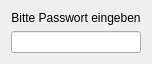
Before: the Qt Designer form linbo_gui/login.ui in linuxmuster/linuxmuster-linbo, drawn with Qt 5.
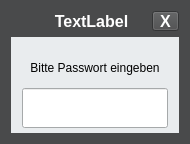
After: the same form once the commit is applied.

Commit message: added frame to login dialog

Patch:
```diff
--- a/linbo_gui/login.ui
+++ b/linbo_gui/login.ui
@@ -10,7 +10,7 @@
     <x>0</x>
     <y>0</y>
     <width>190</width>
-    <height>100</height>
+    <height>144</height>
    </rect>
   </property>
   <property name="sizePolicy">
@@ -25,6 +25,421 @@
     <height>100</height>
    </size>
   </property>
+  <property name="palette">
+   <palette>
+    <active>
+     <colorrole role="WindowText">
+      <brush brushstyle="SolidPattern">
+       <color alpha="255">
+        <red>255</red>
+        <green>255</green>
+        <blue>255</blue>
+       </color>
+      </brush>
+     </colorrole>
+     <colorrole role="Button">
+      <brush brushstyle="SolidPattern">
+       <color alpha="255">
+        <red>73</red>
+        <green>74</green>
+        <blue>75</blue>
+       </color>
+      </brush>
+     </colorrole>
+     <colorrole role="Light">
+      <brush brushstyle="SolidPattern">
+       <color alpha="255">
+        <red>109</red>
+        <green>111</green>
+        <blue>112</blue>
+       </color>
+      </brush>
+     </colorrole>
+     <colorrole role="Midlight">
+      <brush brushstyle="SolidPattern">
+       <color alpha="255">
+        <red>91</red>
+        <green>92</green>
+        <blue>93</blue>
+       </color>
+      </brush>
+     </colorrole>
+     <colorrole role="Dark">
+      <brush brushstyle="SolidPattern">
+       <color alpha="255">
+        <red>36</red>
+        <green>37</green>
+        <blue>37</blue>
+       </color>
+      </brush>
+     </colorrole>
+     <colorrole role="Mid">
+      <brush brushstyle="SolidPattern">
+       <color alpha="255">
+        <red>48</red>
+        <green>49</green>
+        <blue>50</blue>
+       </color>
+      </brush>
+     </colorrole>
+     <colorrole role="Text">
+      <brush brushstyle="SolidPattern">
+       <color alpha="255">
+        <red>255</red>
+        <green>255</green>
+        <blue>255</blue>
+       </color>
+      </brush>
+     </colorrole>
+     <colorrole role="BrightText">
+      <brush brushstyle="SolidPattern">
+       <color alpha="255">
+        <red>255</red>
+        <green>255</green>
+        <blue>255</blue>
+       </color>
+      </brush>
+     </colorrole>
+     <colorrole role="ButtonText">
+      <brush brushstyle="SolidPattern">
+       <color alpha="255">
+        <red>255</red>
+        <green>255</green>
+        <blue>255</blue>
+       </color>
+      </brush>
+     </colorrole>
+     <colorrole role="Base">
+      <brush brushstyle="SolidPattern">
+       <color alpha="255">
+        <red>0</red>
+        <green>0</green>
+        <blue>0</blue>
+       </color>
+      </brush>
+     </colorrole>
+     <colorrole role="Window">
+      <brush brushstyle="SolidPattern">
+       <color alpha="255">
+        <red>73</red>
+        <green>74</green>
+        <blue>75</blue>
+       </color>
+      </brush>
+     </colorrole>
+     <colorrole role="Shadow">
+      <brush brushstyle="SolidPattern">
+       <color alpha="255">
+        <red>0</red>
+        <green>0</green>
+        <blue>0</blue>
+       </color>
+      </brush>
+     </colorrole>
+     <colorrole role="AlternateBase">
+      <brush brushstyle="SolidPattern">
+       <color alpha="255">
+        <red>36</red>
+        <green>37</green>
+        <blue>37</blue>
+       </color>
+      </brush>
+     </colorrole>
+     <colorrole role="ToolTipBase">
+      <brush brushstyle="SolidPattern">
+       <color alpha="255">
+        <red>255</red>
+        <green>255</green>
+        <blue>220</blue>
+       </color>
+      </brush>
+     </colorrole>
+     <colorrole role="ToolTipText">
+      <brush brushstyle="SolidPattern">
+       <color alpha="255">
+        <red>0</red>
+        <green>0</green>
+        <blue>0</blue>
+       </color>
+      </brush>
+     </colorrole>
+    </active>
+    <inactive>
+     <colorrole role="WindowText">
+      <brush brushstyle="SolidPattern">
+       <color alpha="255">
+        <red>255</red>
+        <green>255</green>
+        <blue>255</blue>
+       </color>
+      </brush>
+     </colorrole>
+     <colorrole role="Button">
+      <brush brushstyle="SolidPattern">
+       <color alpha="255">
+        <red>73</red>
+        <green>74</green>
+        <blue>75</blue>
+       </color>
+      </brush>
+     </colorrole>
+     <colorrole role="Light">
+      <brush brushstyle="SolidPattern">
+       <color alpha="255">
+        <red>109</red>
+        <green>111</green>
+        <blue>112</blue>
+       </color>
+      </brush>
+     </colorrole>
+     <colorrole role="Midlight">
+      <brush brushstyle="SolidPattern">
+       <color alpha="255">
+        <red>91</red>
+        <green>92</green>
+        <blue>93</blue>
+       </color>
+      </brush>
+     </colorrole>
+     <colorrole role="Dark">
+      <brush brushstyle="SolidPattern">
+       <color alpha="255">
+        <red>36</red>
+        <green>37</green>
+        <blue>37</blue>
+       </color>
+      </brush>
+     </colorrole>
+     <colorrole role="Mid">
+      <brush brushstyle="SolidPattern">
+       <color alpha="255">
+        <red>48</red>
+        <green>49</green>
+        <blue>50</blue>
+       </color>
+      </brush>
+     </colorrole>
+     <colorrole role="Text">
+      <brush brushstyle="SolidPattern">
+       <color alpha="255">
+        <red>255</red>
+        <green>255</green>
+        <blue>255</blue>
+       </color>
+      </brush>
+     </colorrole>
+     <colorrole role="BrightText">
+      <brush brushstyle="SolidPattern">
+       <color alpha="255">
+        <red>255</red>
+        <green>255</green>
+        <blue>255</blue>
+       </color>
+      </brush>
+     </colorrole>
+     <colorrole role="ButtonText">
+      <brush brushstyle="SolidPattern">
+       <color alpha="255">
+        <red>255</red>
+        <green>255</green>
+        <blue>255</blue>
+       </color>
+      </brush>
+     </colorrole>
+     <colorrole role="Base">
+      <brush brushstyle="SolidPattern">
+       <color alpha="255">
+        <red>0</red>
+        <green>0</green>
+        <blue>0</blue>
+       </color>
+      </brush>
+     </colorrole>
+     <colorrole role="Window">
+      <brush brushstyle="SolidPattern">
+       <color alpha="255">
+        <red>73</red>
+        <green>74</green>
+        <blue>75</blue>
+       </color>
+      </brush>
+     </colorrole>
+     <colorrole role="Shadow">
+      <brush brushstyle="SolidPattern">
+       <color alpha="255">
+        <red>0</red>
+        <green>0</green>
+        <blue>0</blue>
+       </color>
+      </brush>
+     </colorrole>
+     <colorrole role="AlternateBase">
+      <brush brushstyle="SolidPattern">
+       <color alpha="255">
+        <red>36</red>
+        <green>37</green>
+        <blue>37</blue>
+       </color>
+      </brush>
+     </colorrole>
+     <colorrole role="ToolTipBase">
+      <brush brushstyle="SolidPattern">
+       <color alpha="255">
+        <red>255</red>
+        <green>255</green>
+        <blue>220</blue>
+       </color>
+      </brush>
+     </colorrole>
+     <colorrole role="ToolTipText">
+      <brush brushstyle="SolidPattern">
+       <color alpha="255">
+        <red>0</red>
+        <green>0</green>
+        <blue>0</blue>
+       </color>
+      </brush>
+     </colorrole>
+    </inactive>
+    <disabled>
+     <colorrole role="WindowText">
+      <brush brushstyle="SolidPattern">
+       <color alpha="255">
+        <red>36</red>
+        <green>37</green>
+        <blue>37</blue>
+       </color>
+      </brush>
+     </colorrole>
+     <colorrole role="Button">
+      <brush brushstyle="SolidPattern">
+       <color alpha="255">
+        <red>73</red>
+        <green>74</green>
+        <blue>75</blue>
+       </color>
+      </brush>
+     </colorrole>
+     <colorrole role="Light">
+      <brush brushstyle="SolidPattern">
+       <color alpha="255">
+        <red>109</red>
+        <green>111</green>
+        <blue>112</blue>
+       </color>
+      </brush>
+     </colorrole>
+     <colorrole role="Midlight">
+      <brush brushstyle="SolidPattern">
+       <color alpha="255">
+        <red>91</red>
+        <green>92</green>
+        <blue>93</blue>
+       </color>
+      </brush>
+     </colorrole>
+     <colorrole role="Dark">
+      <brush brushstyle="SolidPattern">
+       <color alpha="255">
+        <red>36</red>
+        <green>37</green>
+        <blue>37</blue>
+       </color>
+      </brush>
+     </colorrole>
+     <colorrole role="Mid">
+      <brush brushstyle="SolidPattern">
+       <color alpha="255">
+        <red>48</red>
+        <green>49</green>
+        <blue>50</blue>
+       </color>
+      </brush>
+     </colorrole>
+     <colorrole role="Text">
+      <brush brushstyle="SolidPattern">
+       <color alpha="255">
+        <red>36</red>
+        <green>37</green>
+        <blue>37</blue>
+       </color>
+      </brush>
+     </colorrole>
+     <colorrole role="BrightText">
+      <brush brushstyle="SolidPattern">
+       <color alpha="255">
+        <red>255</red>
+        <green>255</green>
+        <blue>255</blue>
+       </color>
+      </brush>
+     </colorrole>
+     <colorrole role="ButtonText">
+      <brush brushstyle="SolidPattern">
+       <color alpha="255">
+        <red>36</red>
+        <green>37</green>
+        <blue>37</blue>
+       </color>
+      </brush>
+     </colorrole>
+     <colorrole role="Base">
+      <brush brushstyle="SolidPattern">
+       <color alpha="255">
+        <red>73</red>
+        <green>74</green>
+        <blue>75</blue>
+       </color>
+      </brush>
+     </colorrole>
+     <colorrole role="Window">
+      <brush brushstyle="SolidPattern">
+       <color alpha="255">
+        <red>73</red>
+        <green>74</green>
+        <blue>75</blue>
+       </color>
+      </brush>
+     </colorrole>
+     <colorrole role="Shadow">
+      <brush brushstyle="SolidPattern">
+       <color alpha="255">
+        <red>0</red>
+        <green>0</green>
+        <blue>0</blue>
+       </color>
+      </brush>
+     </colorrole>
+     <colorrole role="AlternateBase">
+      <brush brushstyle="SolidPattern">
+       <color alpha="255">
+        <red>73</red>
+        <green>74</green>
+        <blue>75</blue>
+       </color>
+      </brush>
+     </colorrole>
+     <colorrole role="ToolTipBase">
+      <brush brushstyle="SolidPattern">
+       <color alpha="255">
+        <red>255</red>
+        <green>255</green>
+        <blue>220</blue>
+       </color>
+      </brush>
+     </colorrole>
+     <colorrole role="ToolTipText">
+      <brush brushstyle="SolidPattern">
+       <color alpha="255">
+        <red>0</red>
+        <green>0</green>
+        <blue>0</blue>
+       </color>
+      </brush>
+     </colorrole>
+    </disabled>
+   </palette>
+  </property>
   <property name="cursor">
    <cursorShape>ArrowCursor</cursorShape>
   </property>
@@ -37,31 +452,539 @@
   <property name="modal">
    <bool>true</bool>
   </property>
-  <layout class="QVBoxLayout" name="verticalLayout">
-   <property name="sizeConstraint">
-    <enum>QLayout::SetFixedSize</enum>
-   </property>
+  <layout class="QVBoxLayout" name="verticalLayout_2">
    <item>
-    <widget class="QLabel" name="lPassword">
-     <property name="text">
-      <string>Bitte Passwort eingeben</string>
+    <layout class="QHBoxLayout" name="horizontalLayout" stretch="0,1,0">
+     <property name="spacing">
+      <number>0</number>
      </property>
-     <property name="alignment">
-      <set>Qt::AlignCenter</set>
-     </property>
-     <property name="wordWrap">
-      <bool>false</bool>
-     </property>
-    </widget>
+     <item>
+      <spacer name="horizontalSpacer">
+       <property name="orientation">
+        <enum>Qt::Horizontal</enum>
+       </property>
+       <property name="sizeType">
+        <enum>QSizePolicy::Fixed</enum>
+       </property>
+       <property name="sizeHint" stdset="0">
+        <size>
+         <width>20</width>
+         <height>20</height>
+        </size>
+       </property>
+      </spacer>
+     </item>
+     <item>
+      <widget class="QLabel" name="dialogTitle">
+       <property name="sizePolicy">
+        <sizepolicy hsizetype="Expanding" vsizetype="Fixed">
+         <horstretch>1</horstretch>
+         <verstretch>0</verstretch>
+        </sizepolicy>
+       </property>
+       <property name="minimumSize">
+        <size>
+         <width>100</width>
+         <height>20</height>
+        </size>
+       </property>
+       <property name="font">
+        <font>
+         <pointsize>12</pointsize>
+         <weight>75</weight>
+         <bold>true</bold>
+        </font>
+       </property>
+       <property name="text">
+        <string>TextLabel</string>
+       </property>
+       <property name="alignment">
+        <set>Qt::AlignCenter</set>
+       </property>
+      </widget>
+     </item>
+     <item>
+      <widget class="QToolButton" name="toolButton">
+       <property name="minimumSize">
+        <size>
+         <width>20</width>
+         <height>20</height>
+        </size>
+       </property>
+       <property name="font">
+        <font>
+         <pointsize>12</pointsize>
+         <weight>75</weight>
+         <bold>true</bold>
+        </font>
+       </property>
+       <property name="text">
+        <string>X</string>
+       </property>
+       <property name="toolButtonStyle">
+        <enum>Qt::ToolButtonTextOnly</enum>
+       </property>
+      </widget>
+     </item>
+    </layout>
    </item>
    <item>
-    <widget class="QLineEdit" name="password">
-     <property name="echoMode">
-      <enum>QLineEdit::Password</enum>
+    <widget class="QWidget" name="content" native="true">
+     <property name="palette">
+      <palette>
+       <active>
+        <colorrole role="WindowText">
+         <brush brushstyle="SolidPattern">
+          <color alpha="255">
+           <red>0</red>
+           <green>0</green>
+           <blue>0</blue>
+          </color>
+         </brush>
+        </colorrole>
+        <colorrole role="Button">
+         <brush brushstyle="SolidPattern">
+          <color alpha="255">
+           <red>233</red>
+           <green>236</green>
+           <blue>238</blue>
+          </color>
+         </brush>
+        </colorrole>
+        <colorrole role="Light">
+         <brush brushstyle="SolidPattern">
+          <color alpha="255">
+           <red>255</red>
+           <green>255</green>
+           <blue>255</blue>
+          </color>
+         </brush>
+        </colorrole>
+        <colorrole role="Midlight">
+         <brush brushstyle="SolidPattern">
+          <color alpha="255">
+           <red>244</red>
+           <green>245</green>
+           <blue>246</blue>
+          </color>
+         </brush>
+        </colorrole>
+        <colorrole role="Dark">
+         <brush brushstyle="SolidPattern">
+          <color alpha="255">
+           <red>116</red>
+           <green>118</green>
+           <blue>119</blue>
+          </color>
+         </brush>
+        </colorrole>
+        <colorrole role="Mid">
+         <brush brushstyle="SolidPattern">
+          <color alpha="255">
+           <red>155</red>
+           <green>157</green>
+           <blue>159</blue>
+          </color>
+         </brush>
+        </colorrole>
+        <colorrole role="Text">
+         <brush brushstyle="SolidPattern">
+          <color alpha="255">
+           <red>0</red>
+           <green>0</green>
+           <blue>0</blue>
+          </color>
+         </brush>
+        </colorrole>
+        <colorrole role="BrightText">
+         <brush brushstyle="SolidPattern">
+          <color alpha="255">
+           <red>255</red>
+           <green>255</green>
+           <blue>255</blue>
+          </color>
+         </brush>
+        </colorrole>
+        <colorrole role="ButtonText">
+         <brush brushstyle="SolidPattern">
+          <color alpha="255">
+           <red>0</red>
+           <green>0</green>
+           <blue>0</blue>
+          </color>
+         </brush>
+        </colorrole>
+        <colorrole role="Base">
+         <brush brushstyle="SolidPattern">
+          <color alpha="255">
+           <red>255</red>
+           <green>255</green>
+           <blue>255</blue>
+          </color>
+         </brush>
+        </colorrole>
+        <colorrole role="Window">
+         <brush brushstyle="SolidPattern">
+          <color alpha="255">
+           <red>233</red>
+           <green>236</green>
+           <blue>238</blue>
+          </color>
+         </brush>
+        </colorrole>
+        <colorrole role="Shadow">
+         <brush brushstyle="SolidPattern">
+          <color alpha="255">
+           <red>0</red>
+           <green>0</green>
+           <blue>0</blue>
+          </color>
+         </brush>
+        </colorrole>
+        <colorrole role="AlternateBase">
+         <brush brushstyle="SolidPattern">
+          <color alpha="255">
+           <red>244</red>
+           <green>245</green>
+           <blue>246</blue>
+          </color>
+         </brush>
+        </colorrole>
+        <colorrole role="ToolTipBase">
+         <brush brushstyle="SolidPattern">
+          <color alpha="255">
+           <red>255</red>
+           <green>255</green>
+           <blue>220</blue>
+          </color>
+         </brush>
+        </colorrole>
+        <colorrole role="ToolTipText">
+         <brush brushstyle="SolidPattern">
+          <color alpha="255">
+           <red>0</red>
+           <green>0</green>
+           <blue>0</blue>
+          </color>
+         </brush>
+        </colorrole>
+       </active>
+       <inactive>
+        <colorrole role="WindowText">
+         <brush brushstyle="SolidPattern">
+          <color alpha="255">
+           <red>0</red>
+           <green>0</green>
+           <blue>0</blue>
+          </color>
+         </brush>
+        </colorrole>
+        <colorrole role="Button">
+         <brush brushstyle="SolidPattern">
+          <color alpha="255">
+           <red>233</red>
+           <green>236</green>
+           <blue>238</blue>
+          </color>
+         </brush>
+        </colorrole>
+        <colorrole role="Light">
+         <brush brushstyle="SolidPattern">
+          <color alpha="255">
+           <red>255</red>
+           <green>255</green>
+           <blue>255</blue>
+          </color>
+         </brush>
+        </colorrole>
+        <colorrole role="Midlight">
+         <brush brushstyle="SolidPattern">
+          <color alpha="255">
+           <red>244</red>
+           <green>245</green>
+           <blue>246</blue>
+          </color>
+         </brush>
+        </colorrole>
+        <colorrole role="Dark">
+         <brush brushstyle="SolidPattern">
+          <color alpha="255">
+           <red>116</red>
+           <green>118</green>
+           <blue>119</blue>
+          </color>
+         </brush>
+        </colorrole>
+        <colorrole role="Mid">
+         <brush brushstyle="SolidPattern">
+          <color alpha="255">
+           <red>155</red>
+           <green>157</green>
+           <blue>159</blue>
+          </color>
+         </brush>
+        </colorrole>
+        <colorrole role="Text">
+         <brush brushstyle="SolidPattern">
+          <color alpha="255">
+           <red>0</red>
+           <green>0</green>
+           <blue>0</blue>
+          </color>
+         </brush>
+        </colorrole>
+        <colorrole role="BrightText">
+         <brush brushstyle="SolidPattern">
+          <color alpha="255">
+           <red>255</red>
+           <green>255</green>
+           <blue>255</blue>
+          </color>
+         </brush>
+        </colorrole>
+        <colorrole role="ButtonText">
+         <brush brushstyle="SolidPattern">
+          <color alpha="255">
+           <red>0</red>
+           <green>0</green>
+           <blue>0</blue>
+          </color>
+         </brush>
+        </colorrole>
+        <colorrole role="Base">
+         <brush brushstyle="SolidPattern">
+          <color alpha="255">
+           <red>255</red>
+           <green>255</green>
+           <blue>255</blue>
+          </color>
+         </brush>
+        </colorrole>
+        <colorrole role="Window">
+         <brush brushstyle="SolidPattern">
+          <color alpha="255">
+           <red>233</red>
+           <green>236</green>
+           <blue>238</blue>
+          </color>
+         </brush>
+        </colorrole>
+        <colorrole role="Shadow">
+         <brush brushstyle="SolidPattern">
+          <color alpha="255">
+           <red>0</red>
+           <green>0</green>
+           <blue>0</blue>
+          </color>
+         </brush>
+        </colorrole>
+        <colorrole role="AlternateBase">
+         <brush brushstyle="SolidPattern">
+          <color alpha="255">
+           <red>244</red>
+           <green>245</green>
+           <blue>246</blue>
+          </color>
+         </brush>
+        </colorrole>
+        <colorrole role="ToolTipBase">
+         <brush brushstyle="SolidPattern">
+          <color alpha="255">
+           <red>255</red>
+           <green>255</green>
+           <blue>220</blue>
+          </color>
+         </brush>
+        </colorrole>
+        <colorrole role="ToolTipText">
+         <brush brushstyle="SolidPattern">
+          <color alpha="255">
+           <red>0</red>
+           <green>0</green>
+           <blue>0</blue>
+          </color>
+         </brush>
+        </colorrole>
+       </inactive>
+       <disabled>
+        <colorrole role="WindowText">
+         <brush brushstyle="SolidPattern">
+          <color alpha="255">
+           <red>116</red>
+           <green>118</green>
+           <blue>119</blue>
+          </color>
+         </brush>
+        </colorrole>
+        <colorrole role="Button">
+         <brush brushstyle="SolidPattern">
+          <color alpha="255">
+           <red>233</red>
+           <green>236</green>
+           <blue>238</blue>
+          </color>
+         </brush>
+        </colorrole>
+        <colorrole role="Light">
+         <brush brushstyle="SolidPattern">
+          <color alpha="255">
+           <red>255</red>
+           <green>255</green>
+           <blue>255</blue>
+          </color>
+         </brush>
+        </colorrole>
+        <colorrole role="Midlight">
+         <brush brushstyle="SolidPattern">
+          <color alpha="255">
+           <red>244</red>
+           <green>245</green>
+           <blue>246</blue>
+          </color>
+         </brush>
+        </colorrole>
+        <colorrole role="Dark">
+         <brush brushstyle="SolidPattern">
+          <color alpha="255">
+           <red>116</red>
+           <green>118</green>
+           <blue>119</blue>
+          </color>
+         </brush>
+        </colorrole>
+        <colorrole role="Mid">
+         <brush brushstyle="SolidPattern">
+          <color alpha="255">
+           <red>155</red>
+           <green>157</green>
+           <blue>159</blue>
+          </color>
+         </brush>
+        </colorrole>
+        <colorrole role="Text">
+         <brush brushstyle="SolidPattern">
+          <color alpha="255">
+           <red>116</red>
+           <green>118</green>
+           <blue>119</blue>
+          </color>
+         </brush>
+        </colorrole>
+        <colorrole role="BrightText">
+         <brush brushstyle="SolidPattern">
+          <color alpha="255">
+           <red>255</red>
+           <green>255</green>
+           <blue>255</blue>
+          </color>
+         </brush>
+        </colorrole>
+        <colorrole role="ButtonText">
+         <brush brushstyle="SolidPattern">
+          <color alpha="255">
+           <red>116</red>
+           <green>118</green>
+           <blue>119</blue>
+          </color>
+         </brush>
+        </colorrole>
+        <colorrole role="Base">
+         <brush brushstyle="SolidPattern">
+          <color alpha="255">
+           <red>233</red>
+           <green>236</green>
+           <blue>238</blue>
+          </color>
+         </brush>
+        </colorrole>
+        <colorrole role="Window">
+         <brush brushstyle="SolidPattern">
+          <color alpha="255">
+           <red>233</red>
+           <green>236</green>
+           <blue>238</blue>
+          </color>
+         </brush>
+        </colorrole>
+        <colorrole role="Shadow">
+         <brush brushstyle="SolidPattern">
+          <color alpha="255">
+           <red>0</red>
+           <green>0</green>
+           <blue>0</blue>
+          </color>
+         </brush>
+        </colorrole>
+        <colorrole role="AlternateBase">
+         <brush brushstyle="SolidPattern">
+          <color alpha="255">
+           <red>233</red>
+           <green>236</green>
+           <blue>238</blue>
+          </color>
+         </brush>
+        </colorrole>
+        <colorrole role="ToolTipBase">
+         <brush brushstyle="SolidPattern">
+          <color alpha="255">
+           <red>255</red>
+           <green>255</green>
+           <blue>220</blue>
+          </color>
+         </brush>
+        </colorrole>
+        <colorrole role="ToolTipText">
+         <brush brushstyle="SolidPattern">
+          <color alpha="255">
+           <red>0</red>
+           <green>0</green>
+           <blue>0</blue>
+          </color>
+         </brush>
+        </colorrole>
+       </disabled>
+      </palette>
      </property>
-     <property name="alignment">
-      <set>Qt::AlignHCenter</set>
+     <property name="autoFillBackground">
+      <bool>true</bool>
      </property>
+     <layout class="QVBoxLayout" name="verticalLayout">
+      <item>
+       <widget class="QLabel" name="lPassword">
+        <property name="minimumSize">
+         <size>
+          <width>100</width>
+          <height>40</height>
+         </size>
+        </property>
+        <property name="text">
+         <string>Bitte Passwort eingeben</string>
+        </property>
+        <property name="alignment">
+         <set>Qt::AlignCenter</set>
+        </property>
+        <property name="wordWrap">
+         <bool>false</bool>
+        </property>
+       </widget>
+      </item>
+      <item>
+       <widget class="QLineEdit" name="password">
+        <property name="minimumSize">
+         <size>
+          <width>100</width>
+          <height>40</height>
+         </size>
+        </property>
+        <property name="echoMode">
+         <enum>QLineEdit::Password</enum>
+        </property>
+        <property name="alignment">
+         <set>Qt::AlignHCenter</set>
+        </property>
+       </widget>
+      </item>
+     </layout>
     </widget>
    </item>
   </layout>
```
The commit also changes 3 other files.
